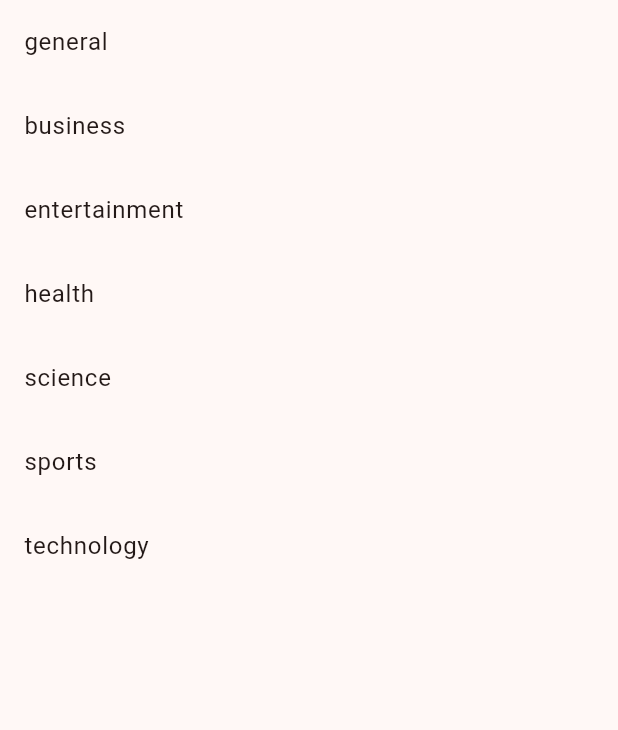
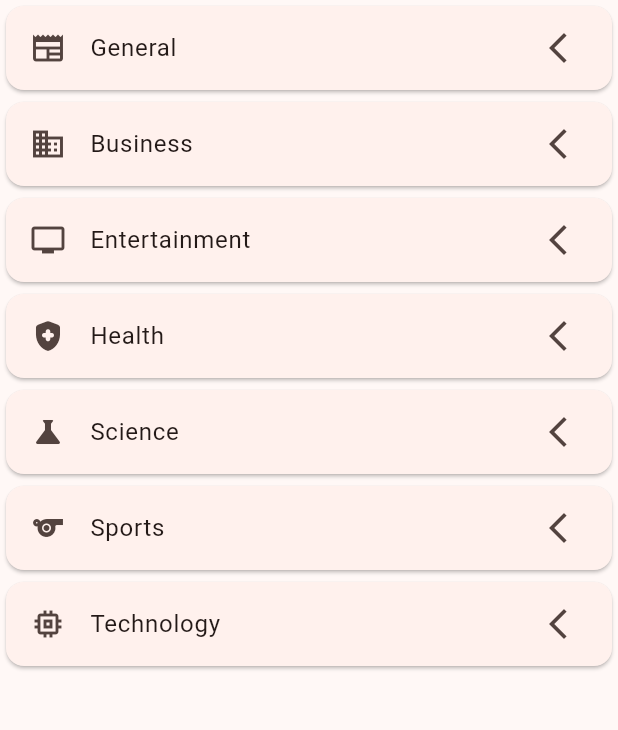
Before and after one commit to 0xbarss/echo-news, a Flutter app: the screen it shows after launch, item 3 of the bottom bar chosen, on a phone screen of 412 x 824 dp, the part 84-814 px from its top. Run offline on Flutter 3.47's test engine with Material 3 defaults, Android fonts, the phone set to English and light mode, and no system bars; our stand-ins replace google_fonts, share_plus; missing offline and left inert: news_api_flutter_package.

Commit message:
Categories page revised

```diff
--- a/lib/categories.dart
+++ b/lib/categories.dart
@@ -1,5 +1,6 @@
 import 'package:flutter/material.dart';
 import 'package:google_fonts/google_fonts.dart';
+import 'package:intl/intl.dart';
 import 'package:news_api_flutter_package/news_api_flutter_package.dart';
 import 'package:news_api_flutter_package/model/article.dart';
 import 'news_page.dart';
@@ -18,6 +19,16 @@ class CategoriesPage extends StatelessWidget {
     'science',
     'sports',
     'technology'
+  ];
+
+  final List<IconData> categoryIcons = [
+    Icons.newspaper,
+    Icons.business,
+    Icons.tv,
+    Icons.health_and_safety_rounded,
+    Icons.science,
+    Icons.sports,
+    Icons.memory
   ];
 
   Future<void> _navigateToSelectedCategoryPage(
@@ -58,9 +69,13 @@ class CategoriesPage extends StatelessWidget {
           itemCount: categories.length,
           itemBuilder: (context, index) {
             return InkWell(
-              child: ListTile(
-                title: Text(categories[index]),
-                onTap: () => _navigateToSelectedCategoryPage(context, categories[index]),
+              child: Card(
+                child: ListTile(
+                  leading: Icon(categoryIcons[index]),
+                  trailing: const Icon(Icons.arrow_back_ios_new),
+                  title: Text(toBeginningOfSentenceCase(categories[index])),
+                  onTap: () => _navigateToSelectedCategoryPage(context, categories[index]),
+                ),
               ),
             );
           }),
--- a/lib/news_page.dart
+++ b/lib/news_page.dart
@@ -15,8 +15,8 @@ List<Article> organizeArticles(List<Article> newsData) {
       article.url ?? 'No URL',
       article.urlToImage ??
           'https://i0.wp.com/poolpromag.com/wp-content/uploads/2020/02/News-Placeholder.jpg',
-      article.publishedAt ?? 'Unknown Date',
-      article.content ?? 'No Content'))
+      article.publishedAt ?? DateTime.now().toString(),
+      article.content ?? ''))
       .where((article) => article.title != '[Removed]')
       .toList();
 }
--- a/lib/search.dart
+++ b/lib/search.dart
@@ -124,10 +124,12 @@ class _SearchPageState extends State<SearchPage> {
             height: 20,
           ),
           TextField(
+            showCursor: true,
             controller: textEditingController,
             keyboardType: TextInputType.text,
             decoration: const InputDecoration(
                 prefixIcon: Icon(Icons.search_rounded),
+                suffixIcon: Icon(Icons.arrow_back_sharp),
                 label: Text("Enter a keyword"),
                 contentPadding:
                     EdgeInsets.symmetric(vertical: 15, horizontal: 15),
```
